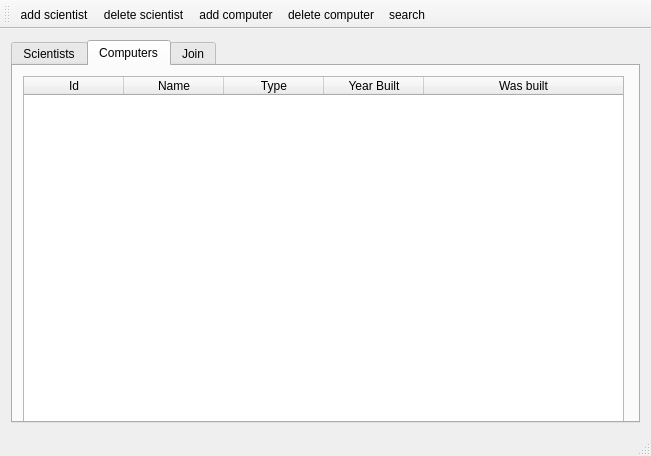
First picture: the form in widgetVerkefniVika3/mainwindow.ui, repository tinnathuridur/vika3, before the edit.
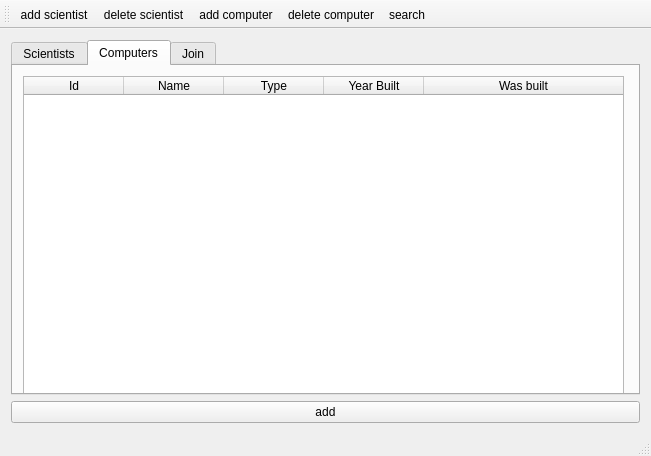
Second picture: the form after the edit. Icons and pictures are not drawn.

Commit message: bjó til action fyrir táknin

What changed in the file:
```diff
--- a/widgetVerkefniVika3/mainwindow.ui
+++ b/widgetVerkefniVika3/mainwindow.ui
@@ -172,6 +172,13 @@
       </widget>
      </widget>
     </item>
+    <item>
+     <widget class="QPushButton" name="pushButton_add">
+      <property name="text">
+       <string>add</string>
+      </property>
+     </widget>
+    </item>
    </layout>
   </widget>
   <widget class="QMenuBar" name="menuBar">
```
Left out of the diff: 29 changed lines with no effect on the pictures. The commit also changes 2 other files.
